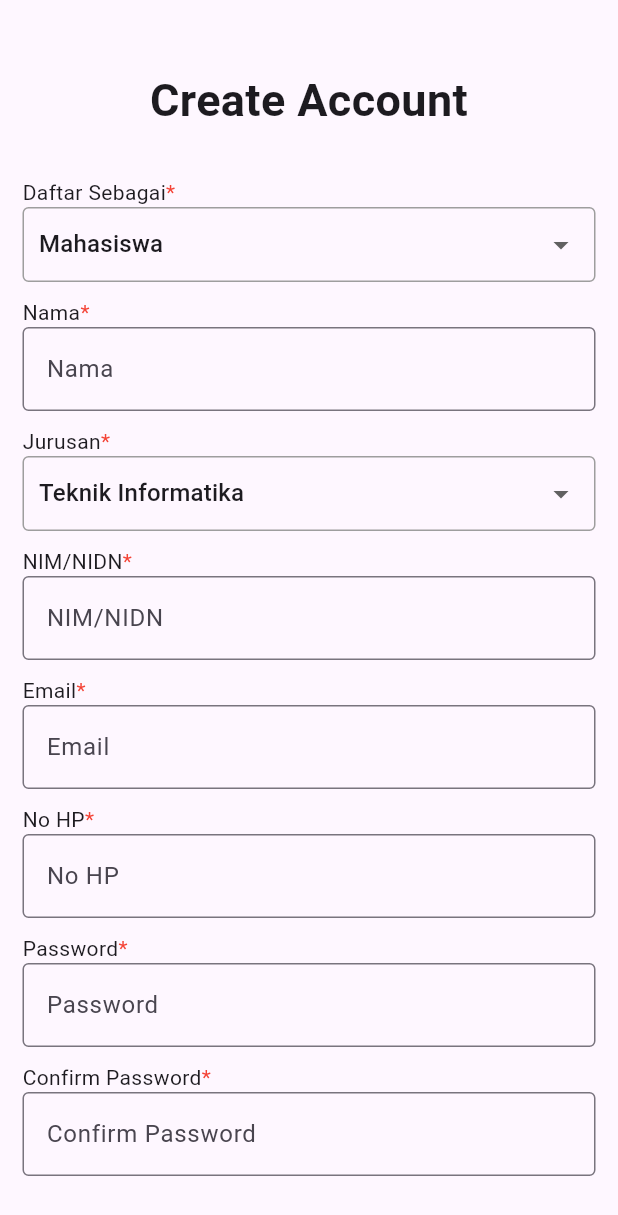
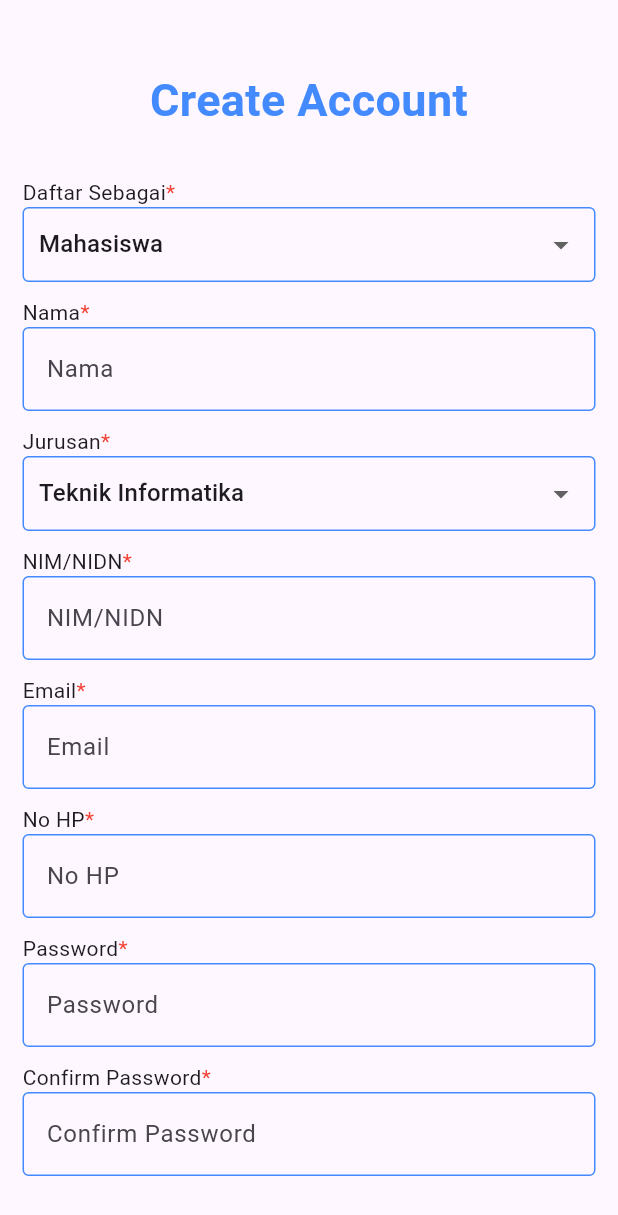
Before and after one commit to AlvinIndrawan/my_kms_repo, a Flutter app: the screen it shows after launch, after a tap on "Login", after a tap on "Create Account", on a phone screen of 412 x 824 dp. Shown: the top 1215 px of the screen. Run offline on Flutter 3.47's test engine with Material 3 defaults, Android fonts, the phone set to English and light mode, and no system bars; our stand-ins replace cloud_firestore, file_picker, firebase_auth, firebase_core, firebase_storage, image_picker and 1 more; missing offline and left inert: flutter_downloader; accounts and stored records are empty.

Commit message:
Update UI theme to colorful blue

```diff
--- a/lib/main.dart
+++ b/lib/main.dart
@@ -33,7 +33,7 @@ class MyApp extends StatelessWidget {
           backgroundColor:
               Colors.white, // Set the background color of the AppBar
         ),
-        primarySwatch: Colors.red,
+        primarySwatch: Colors.blue,
       ),
       // A widget which will be started on application startup
       home: Login(),
--- a/lib/pages/home/homepage.dart
+++ b/lib/pages/home/homepage.dart
@@ -41,10 +41,11 @@ class _HomepageState extends State<Homepage> {
   Widget build(BuildContext context) {
     return Scaffold(
       appBar: AppBar(
+        backgroundColor: Colors.blueAccent,
         title: const Text(
           'Knowledge Management System',
           style: TextStyle(
-            color: Colors.black,
+            color: Colors.white,
             fontWeight: FontWeight.bold,
           ),
         ),
@@ -76,7 +77,7 @@ class _HomepageState extends State<Homepage> {
         ],
         currentIndex: _selectedIndex,
         backgroundColor: Colors.white,
-        selectedItemColor: Colors.black,
+        selectedItemColor: Colors.blueAccent,
         unselectedItemColor: Colors.grey,
         onTap: _onItemTapped,
       ),
--- a/lib/pages/home/profile.dart
+++ b/lib/pages/home/profile.dart
@@ -37,7 +37,7 @@ class _ProfileState extends State<Profile> {
           width: MediaQuery.of(context).size.width,
           height: 300,
           decoration: BoxDecoration(
-            color: Colors.black, // Set container background color
+            color: Colors.blueAccent, // Set container background color
             boxShadow: [
               BoxShadow(
                 color: Colors.grey.withOpacity(0.5), // Set shadow color
@@ -57,7 +57,7 @@ class _ProfileState extends State<Profile> {
                   child: Icon(
                     Icons.person,
                     size: 60.0, // Icon size
-                    color: Colors.black, // Icon color
+                    color: Colors.blueAccent, // Icon color
                   ),
                 ),
                 SizedBox(height: 20),
@@ -191,7 +191,7 @@ class _ProfileState extends State<Profile> {
                       )),
                   style: ButtonStyle(
                     backgroundColor:
-                        MaterialStateProperty.all<Color>(Colors.black),
+                        MaterialStateProperty.all<Color>(Colors.blueAccent),
                   ),
                 ),
               ),
--- a/lib/pages/login.dart
+++ b/lib/pages/login.dart
@@ -72,21 +72,30 @@ class _LoginState extends State<Login> {
             child: Text(
               'Login',
               textAlign: TextAlign.center,
-              style: TextStyle(fontSize: 30, fontWeight: FontWeight.bold),
+              style: TextStyle(
+                  fontSize: 30,
+                  fontWeight: FontWeight.bold,
+                  color: Colors.blueAccent),
             ),
           ),
           Center(
             child: Text(
               'Knowledge Management System',
               textAlign: TextAlign.center,
-              style: TextStyle(fontSize: 20, fontWeight: FontWeight.bold),
+              style: TextStyle(
+                  fontSize: 20,
+                  fontWeight: FontWeight.bold,
+                  color: Colors.blueAccent),
             ),
           ),
           Center(
             child: Text(
               'Fakultas Ilmu Komputer',
               textAlign: TextAlign.center,
-              style: TextStyle(fontSize: 20, fontWeight: FontWeight.bold),
+              style: TextStyle(
+                  fontSize: 20,
+                  fontWeight: FontWeight.bold,
+                  color: Colors.blueAccent),
             ),
           ),
           SizedBox(height: 50),
@@ -97,7 +106,12 @@ class _LoginState extends State<Login> {
           TextField(
             controller: emailEditingController,
             decoration: InputDecoration(
-              border: OutlineInputBorder(),
+              enabledBorder: OutlineInputBorder(
+                borderSide: BorderSide(color: Colors.blueAccent),
+              ),
+              border: OutlineInputBorder(
+                borderSide: BorderSide(color: Colors.blueAccent),
+              ),
               hintText: 'Email',
               errorText: isEmailMandatoryFieldFilled
                   ? null
@@ -112,7 +126,12 @@ class _LoginState extends State<Login> {
             controller: passwordEditingController,
             obscureText: true,
             decoration: InputDecoration(
-              border: OutlineInputBorder(),
+              enabledBorder: OutlineInputBorder(
+                borderSide: BorderSide(color: Colors.blueAccent),
+              ),
+              border: OutlineInputBorder(
+                borderSide: BorderSide(color: Colors.blueAccent),
+              ),
               hintText: 'Password',
               errorText: isPasswordMandatoryFieldFilled
                   ? null
@@ -198,7 +217,8 @@ class _LoginState extends State<Login> {
                     style: TextStyle(color: Colors.white),
                   )),
               style: ButtonStyle(
-                backgroundColor: MaterialStateProperty.all<Color>(Colors.black),
+                backgroundColor:
+                    MaterialStateProperty.all<Color>(Colors.blueAccent),
               ),
             ),
           ),
@@ -219,9 +239,10 @@ class _LoginState extends State<Login> {
                   padding: EdgeInsets.symmetric(vertical: 15),
                   child: Text('Create Account')),
               style: ButtonStyle(
-                foregroundColor: MaterialStateProperty.all<Color>(Colors.black),
+                foregroundColor:
+                    MaterialStateProperty.all<Color>(Colors.blueAccent),
                 side: MaterialStateProperty.all<BorderSide>(
-                  BorderSide(width: 1.0, color: Colors.black),
+                  BorderSide(width: 1.0, color: Colors.blueAccent),
                 ),
               ),
             ),
--- a/lib/pages/register.dart
+++ b/lib/pages/register.dart
@@ -116,7 +116,10 @@ class _RegisterState extends State<Register> {
           Text(
             'Create Account',
             textAlign: TextAlign.center,
-            style: TextStyle(fontSize: 30, fontWeight: FontWeight.bold),
+            style: TextStyle(
+                fontSize: 30,
+                fontWeight: FontWeight.bold,
+                color: Colors.blueAccent),
           ),
           SizedBox(
             height: 30,
@@ -136,7 +139,7 @@ class _RegisterState extends State<Register> {
             padding: EdgeInsets.symmetric(horizontal: 10),
             decoration: BoxDecoration(
               border: Border.all(
-                color: Colors.grey,
+                color: Colors.blueAccent,
                 width: 1.0,
                 style: BorderStyle.solid,
               ),
@@ -176,7 +179,12 @@ class _RegisterState extends State<Register> {
           TextField(
             controller: namaEditingController,
             decoration: InputDecoration(
-              border: OutlineInputBorder(),
+              enabledBorder: OutlineInputBorder(
+                borderSide: BorderSide(color: Colors.blueAccent),
+              ),
+              border: OutlineInputBorder(
+                borderSide: BorderSide(color: Colors.blueAccent),
+              ),
               hintText: 'Nama',
               errorText: isNamaMandatoryFieldFilled
                   ? null
@@ -204,7 +212,7 @@ class _RegisterState extends State<Register> {
                   padding: EdgeInsets.symmetric(horizontal: 10),
                   decoration: BoxDecoration(
                     border: Border.all(
-                      color: Colors.grey,
+                      color: Colors.blueAccent,
                       width: 1.0,
                       style: BorderStyle.solid,
                     ),
@@ -253,7 +261,12 @@ class _RegisterState extends State<Register> {
                   controller: nimEditingController,
                   keyboardType: TextInputType.number,
                   decoration: InputDecoration(
-                    border: OutlineInputBorder(),
+                    enabledBorder: OutlineInputBorder(
+                      borderSide: BorderSide(color: Colors.blueAccent),
+                    ),
+                    border: OutlineInputBorder(
+                      borderSide: BorderSide(color: Colors.blueAccent),
+                    ),
                     hintText: 'NIM/NIDN',
                     errorText: isNimMandatoryFieldFilled
                         ? null
@@ -281,7 +294,12 @@ class _RegisterState extends State<Register> {
           TextField(
             controller: emailEditingController,
             decoration: InputDecoration(
-              border: OutlineInputBorder(),
+              enabledBorder: OutlineInputBorder(
+                borderSide: BorderSide(color: Colors.blueAccent),
+              ),
+              border: OutlineInputBorder(
+                borderSide: BorderSide(color: Colors.blueAccent),
+              ),
               hintText: 'Email',
               errorText: isEmailMandatoryFieldFilled
                   ? null
@@ -306,7 +324,12 @@ class _RegisterState extends State<Register> {
             controller: nohpEditingController,
             keyboardType: TextInputType.number,
             decoration: InputDecoration(
-              border: OutlineInputBorder(),
+              enabledBorder: OutlineInputBorder(
+                borderSide: BorderSide(color: Colors.blueAccent),
+              ),
+              border: OutlineInputBorder(
+                borderSide: BorderSide(color: Colors.blueAccent),
+              ),
               hintText: 'No HP',
               errorText: isNoHPMandatoryFieldFilled
                   ? null
@@ -331,7 +354,12 @@ class _RegisterState extends State<Register> {
             controller: passwordEditingController,
             obscureText: true,
             decoration: InputDecoration(
-              border: OutlineInputBorder(),
+              enabledBorder: OutlineInputBorder(
+                borderSide: BorderSide(color: Colors.blueAccent),
+              ),
+              border: OutlineInputBorder(
+                borderSide: BorderSide(color: Colors.blueAccent),
+              ),
               hintText: 'Password',
               errorText: isPasswordMandatoryFieldFilled
                   ? (isPasswordSameWithConfirmPassword)
@@ -358,7 +386,12 @@ class _RegisterState extends State<Register> {
             controller: confrimPasswordEditingController,
             obscureText: true,
             decoration: InputDecoration(
-              border: OutlineInputBorder(),
+              enabledBorder: OutlineInputBorder(
+                borderSide: BorderSide(color: Colors.blueAccent),
+              ),
+              border: OutlineInputBorder(
+                borderSide: BorderSide(color: Colors.blueAccent),
+              ),
               hintText: 'Confirm Password',
               errorText: isConfirmPasswordMandatoryFieldFilled
                   ? (isPasswordSameWithConfirmPassword)
@@ -530,7 +563,7 @@ class _RegisterState extends State<Register> {
                         )),
                     style: ButtonStyle(
                       backgroundColor:
-                          MaterialStateProperty.all<Color>(Colors.black),
+                          MaterialStateProperty.all<Color>(Colors.blueAccent),
                     ),
                   ),
                 ),
@@ -551,9 +584,9 @@ class _RegisterState extends State<Register> {
                         child: Text('Login')),
                     style: ButtonStyle(
                       foregroundColor:
-                          MaterialStateProperty.all<Color>(Colors.black),
+                          MaterialStateProperty.all<Color>(Colors.blueAccent),
                       side: MaterialStateProperty.all<BorderSide>(
-                        BorderSide(width: 1.0, color: Colors.black),
+                        BorderSide(width: 1.0, color: Colors.blueAccent),
                       ),
                     ),
                   ),
```
Also changed, not shown: lib/pages/home/create-knowledge.dart (+23 -12 lines), lib/pages/home/detail-knowledge.dart (+15 -9 lines), lib/pages/home/edit-knowledge.dart (+25 -13 lines), lib/pages/home/home.dart (+10 -10 lines), lib/pages/home/myknowledge.dart (+7 -7 lines), lib/pages/home/search.dart (+9 -6 lines), assets/images/image 1.png (added), assets/images/image 2.png (added), assets/images/image background default.jpg, assets/images/image1.png (deleted), assets/images/image2.png (deleted).
